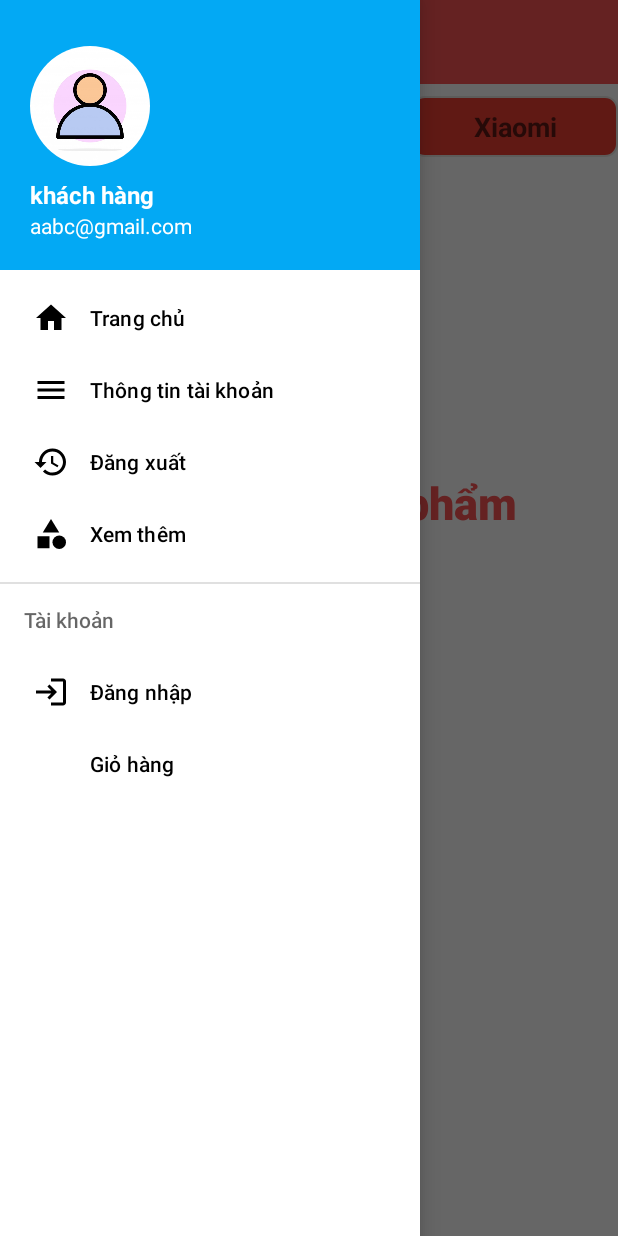
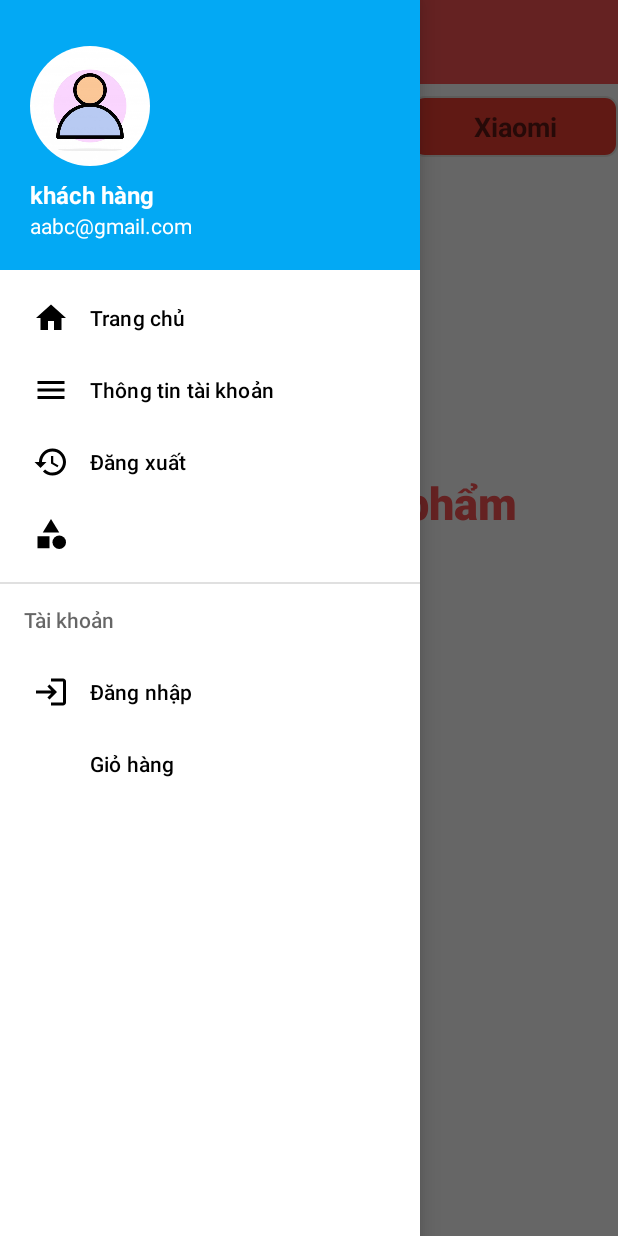
Before and after one commit to TrietAnh222/CNPMnangcaover2, an Android app: the screen it shows after launch (MainActivity), with the side drawer open, on a phone screen of 412 x 824 dp. Run offline under Robolectric (Android 15) with nearby library versions, the phone set to English and light mode, and no system bars; our stand-ins replace CircleImageView; pictures from the network do not load; 1 statement that could not run was skipped.

Commit message:
Update strings.xml

```diff
--- a/CNPMnangcaoriu/app/src/main/res/values/strings.xml
+++ b/CNPMnangcaoriu/app/src/main/res/values/strings.xml
@@ -5,7 +5,7 @@
     <string name="nav_history">Đăng xuất</string>
     <string name="nav_account">Tài khoản</string>
     <string name="nav_login">Đăng nhập</string>
-    <string name="nav_other">Xem thêm</string>
+    <string name="nav_other"> </string>
 
     <string name="amount_to_be_paid">Tổng số lượng tiền:</string>
     <string name="navigation_drawer_open">Open navigation drawer</string>
```
